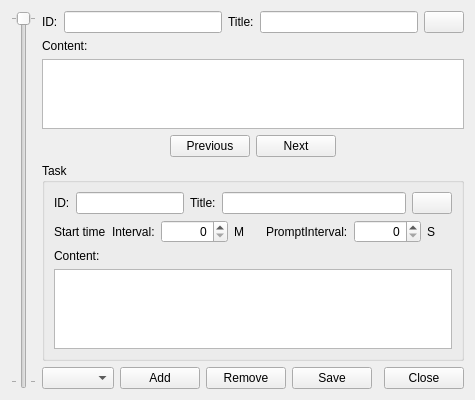
KangLin/Calendar, file FrmTasks.ui: the form before one commit.
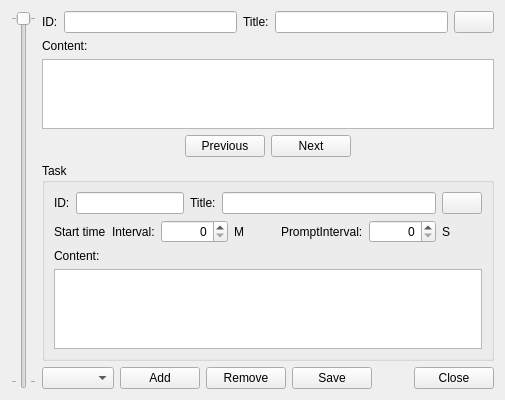
The form after the commit. Icons and pictures are not drawn.

Patch:
```diff
--- a/FrmTasks.ui
+++ b/FrmTasks.ui
@@ -6,7 +6,7 @@
    <rect>
     <x>0</x>
     <y>0</y>
-    <width>475</width>
+    <width>505</width>
     <height>400</height>
    </rect>
   </property>
```
Left out of the diff: 2 changed lines with no effect on the pictures.
